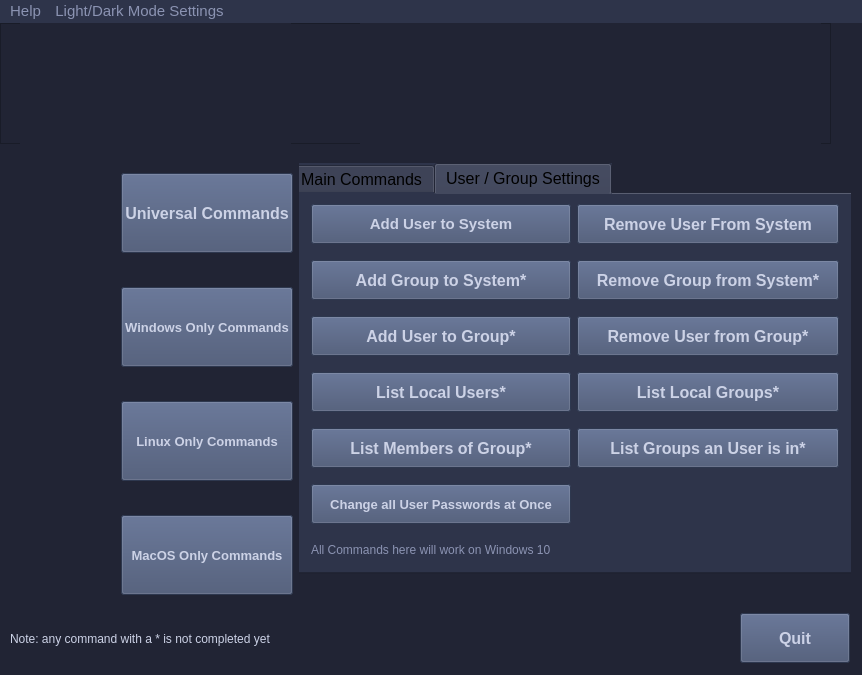
The window that GUIs/ScriptRunnerPyQt5_GUI/PyUIs/MainMenu2.ui (vipersniper0501/CP_Scripts2) describes before a commit, drawn with Qt 5.
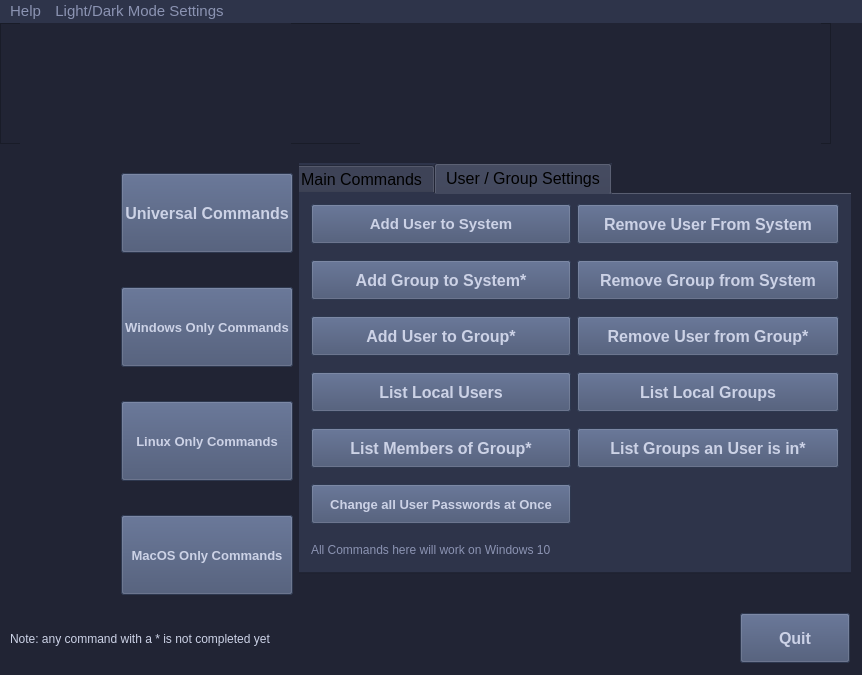
The same window after the commit. The open tabs and pages were chosen to show the change. Icons and pictures are not drawn.

Commit message:
(PyQt5 Edition) Version - 3.0.16.0  Change Log:  Commands Added:      - Remove Group From System (Windows)      - List Local Users on System (Windows)      - List Local Groups on System (Windows)
 Bug Fixes:
     - All Windows and dialogs properly resize to window resolutions when working with multi-monitor setup
     - Optimized code

```diff
--- a/GUIs/ScriptRunnerPyQt5_GUI/PyUIs/MainMenu2.ui
+++ b/GUIs/ScriptRunnerPyQt5_GUI/PyUIs/MainMenu2.ui
@@ -1069,7 +1069,7 @@
 }</string>
               </property>
               <property name="text">
-               <string>Remove Group from System*</string>
+               <string>Remove Group from System</string>
               </property>
              </widget>
             </item>
@@ -1196,7 +1196,7 @@
 }</string>
               </property>
               <property name="text">
-               <string>List Local Users*</string>
+               <string>List Local Users</string>
               </property>
              </widget>
             </item>
@@ -1289,7 +1289,7 @@
 }</string>
               </property>
               <property name="text">
-               <string>List Local Groups*</string>
+               <string>List Local Groups</string>
               </property>
              </widget>
             </item>
```
Left out of the diff: 4 changed lines with no effect on the pictures. The commit also changes 13 other files.
